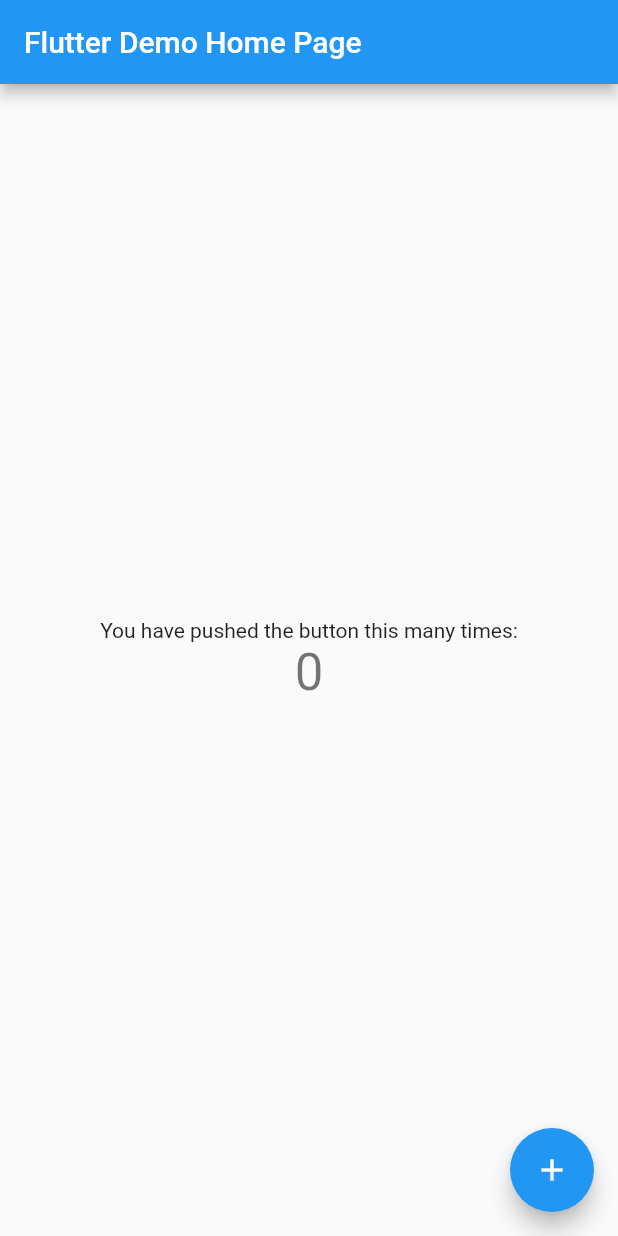
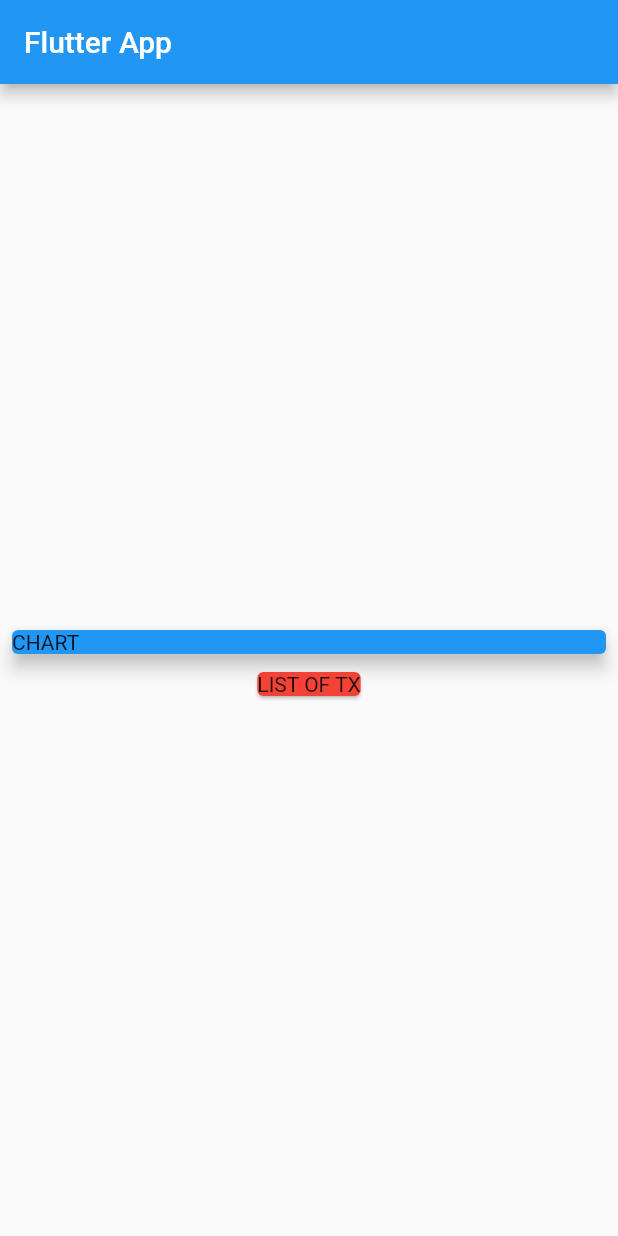
Before and after one commit to mitsuba19930328/flutter_real_app, a Flutter app: the screen it shows after launch, on a phone screen of 412 x 824 dp. Run offline on Flutter 3.47's test engine with Material 2 defaults, Android fonts, the phone set to English and light mode, and no system bars.

Commit message:
進めた

```diff
--- a/lib/main.dart
+++ b/lib/main.dart
@@ -1,115 +1,46 @@
 import 'package:flutter/material.dart';
+import './transaction.dart';
 
-void main() {
-  runApp(const MyApp());
-}
+void main() => runApp(MyApp());
 
 class MyApp extends StatelessWidget {
-  const MyApp({Key? key}) : super(key: key);
-
-  // This widget is the root of your application.
   @override
   Widget build(BuildContext context) {
     return MaterialApp(
-      title: 'Flutter Demo',
-      theme: ThemeData(
-        // This is the theme of your application.
-        //
-        // Try running your application with "flutter run". You'll see the
-        // application has a blue toolbar. Then, without quitting the app, try
-        // changing the primarySwatch below to Colors.green and then invoke
-        // "hot reload" (press "r" in the console where you ran "flutter run",
-        // or simply save your changes to "hot reload" in a Flutter IDE).
-        // Notice that the counter didn't reset back to zero; the application
-        // is not restarted.
-        primarySwatch: Colors.blue,
-      ),
-      home: const MyHomePage(title: 'Flutter Demo Home Page'),
+      title: 'Flutter App',
+      home: MyHomePage(),
     );
   }
 }
 
-class MyHomePage extends StatefulWidget {
-  const MyHomePage({Key? key, required this.title}) : super(key: key);
-
-  // This widget is the home page of your application. It is stateful, meaning
-  // that it has a State object (defined below) that contains fields that affect
-  // how it looks.
-
-  // This class is the configuration for the state. It holds the values (in this
-  // case the title) provided by the parent (in this case the App widget) and
-  // used by the build method of the State. Fields in a Widget subclass are
-  // always marked "final".
-
-  final String title;
-
-  @override
-  State<MyHomePage> createState() => _MyHomePageState();
-}
-
-class _MyHomePageState extends State<MyHomePage> {
-  int _counter = 0;
-
-  void _incrementCounter() {
-    setState(() {
-      // This call to setState tells the Flutter framework that something has
-      // changed in this State, which causes it to rerun the build method below
-      // so that the display can reflect the updated values. If we changed
-      // _counter without calling setState(), then the build method would not be
-      // called again, and so nothing would appear to happen.
-      _counter++;
-    });
-  }
-
+class MyHomePage extends StatelessWidget {
+  final List<Transaction> transactions = [];
+  Transaction(id: 't1', title: 'New Shows', amount: 69.99, date: Datetime.now(),);
   @override
   Widget build(BuildContext context) {
-    // This method is rerun every time setState is called, for instance as done
-    // by the _incrementCounter method above.
-    //
-    // The Flutter framework has been optimized to make rerunning build methods
-    // fast, so that you can just rebuild anything that needs updating rather
-    // than having to individually change instances of widgets.
     return Scaffold(
       appBar: AppBar(
-        // Here we take the value from the MyHomePage object that was created by
-        // the App.build method, and use it to set our appbar title.
-        title: Text(widget.title),
+        title: Text('Flutter App'),
       ),
-      body: Center(
-        // Center is a layout widget. It takes a single child and positions it
-        // in the middle of the parent.
-        child: Column(
-          // Column is also a layout widget. It takes a list of children and
-          // arranges them vertically. By default, it sizes itself to fit its
-          // children horizontally, and tries to be as tall as its parent.
-          //
-          // Invoke "debug painting" (press "p" in the console, choose the
-          // "Toggle Debug Paint" action from the Flutter Inspector in Android
-          // Studio, or the "Toggle Debug Paint" command in Visual Studio Code)
-          // to see the wireframe for each widget.
-          //
-          // Column has various properties to control how it sizes itself and
-          // how it positions its children. Here we use mainAxisAlignment to
-          // center the children vertically; the main axis here is the vertical
-          // axis because Columns are vertical (the cross axis would be
-          // horizontal).
-          mainAxisAlignment: MainAxisAlignment.center,
-          children: <Widget>[
-            const Text(
-              'You have pushed the button this many times:',
+      body: Column(
+        mainAxisAlignment: MainAxisAlignment.center,
+        crossAxisAlignment: CrossAxisAlignment.center,
+        children: [
+          Container(
+            width: double.infinity,
+            child: Card(
+              child: Text('CHART'),
+              margin: EdgeInsets.all(8),
+              color: Colors.blue,
+              elevation: 5,
             ),
-            Text(
-              '$_counter',
-              style: Theme.of(context).textTheme.headline4,
-            ),
-          ],
-        ),
+          ),
+          Card(color: Colors.red, child: Text('LIST OF TX')),
+          // Center(
+          //   child: Text('Widget Playground!'),
+          // ),
+        ],
       ),
-      floatingActionButton: FloatingActionButton(
-        onPressed: _incrementCounter,
-        tooltip: 'Increment',
-        child: const Icon(Icons.add),
-      ), // This trailing comma makes auto-formatting nicer for build methods.
     );
   }
 }
--- /dev/null
+++ b/lib/transaction.dart
@@ -0,0 +1,8 @@
+class Transaction {
+  final String id;
+  final String title;
+  final double amount;
+  final DateTime date;
+
+  Transaction({this.id, this.title, this.amount, this.date});
+}
```
